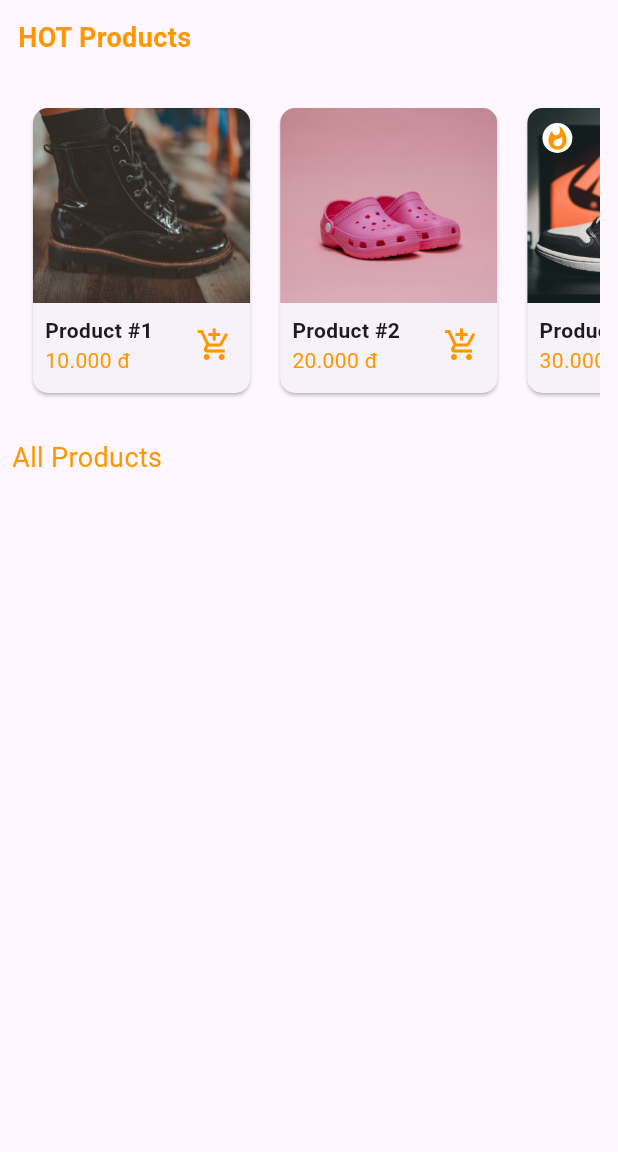
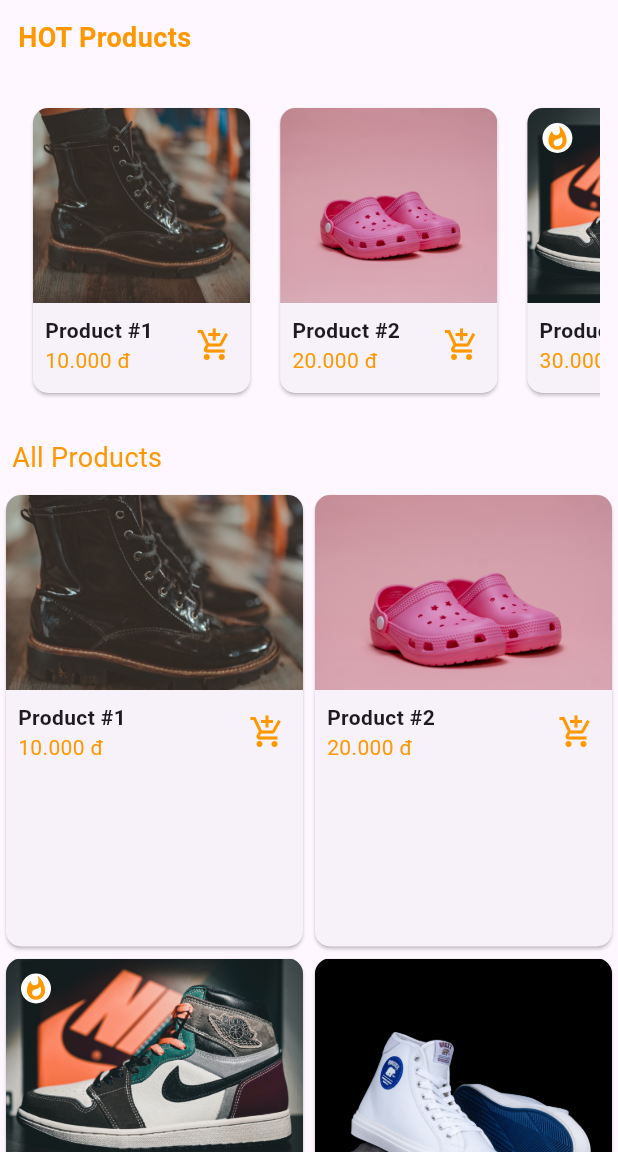
Before and after one commit to toilahieu1410/flutter-cart, a Flutter app: the screen it shows after launch, on a phone screen of 412 x 824 dp, the part 84-1236 px from its top. Run offline on Flutter 3.47's test engine with Material 3 defaults, Android fonts, the phone set to English and light mode, and no system bars; our stand-ins replace flutter_bloc, sqflite; accounts and stored records are empty.

Commit message:
update sqflite

```diff
--- a/lib/blocs/cart_bloc.dart
+++ b/lib/blocs/cart_bloc.dart
@@ -1,5 +1,7 @@
 // lib/blocs/cart_bloc.dart
 import 'package:flutter_bloc/flutter_bloc.dart';
+import 'package:flutter_cart/database/cart_database.dart';
+import 'package:flutter_cart/main.dart';
 import '../models/product.dart';
 
 class CartState {
@@ -38,34 +40,56 @@ class RemoveFromCartEvent extends CartEvent {
 class ClearCartEvent extends CartEvent {}
 
 class CartBloc extends Bloc<CartEvent, CartState> {
+  final CartDatabase _cartDatabase = CartDatabase();
+
   CartBloc() : super(CartState()) {
-    on<AddToCartEvent>((event, emit) {
+    on<LoadCartEvent>((event, emit) async {
+      final cartItems = await _cartDatabase.getCartItems();
+      final items = {
+        for (var item in cartItems)
+        Product(
+          id: item['id'],
+          name: item['name'],
+          imageUrl: item['imageUrl'],
+          price: item['price'],
+        ) : item['quantity'],
+      };
+      emit(CartState(items: items));
+    });
+
+    on<AddToCartEvent>((event, emit) async {
       final items = Map<Product, int>.from(state.items);
       if (items.containsKey(event.product)) {
         items[event.product] = items[event.product]! + event.quantity;
+         await _cartDatabase.updateQuantity(event.product.id, items[event.product]!);
       } else {
         items[event.product] = event.quantity;
+        await _cartDatabase.addToCart(event.product, event.quantity);
       }
       emit(CartState(items: items));
     });
 
-    on<UpdateQuantityEvent>((event, emit) {
+    on<UpdateQuantityEvent>((event, emit) async {
       final items = Map<Product, int>.from(state.items);
       if (event.newQuantity > 0) {
         items[event.product] = event.newQuantity;
+        await _cartDatabase.updateQuantity(event.product.id, event.newQuantity);
       } else {
         items.remove(event.product);
+         await _cartDatabase.removeFromCart(event.product.id);
       }
       emit(CartState(items: items));
     });
 
-    on<RemoveFromCartEvent>((event, emit) {
+    on<RemoveFromCartEvent>((event, emit) async {
       final items = Map<Product, int>.from(state.items);
       items.remove(event.product);
+      await _cartDatabase.removeFromCart(event.product.id);
       emit(CartState(items: items));
     });
 
-    on<ClearCartEvent>((event, emit) {
+    on<ClearCartEvent>((event, emit) async {
+      await _cartDatabase.clearCart();
       emit(CartState(items: {}));
     });
   }
--- a/lib/main.dart
+++ b/lib/main.dart
@@ -6,12 +6,12 @@ import 'package:flutter_cart/screens/splash_screen.dart';
 void main() {
   runApp(MyApp());
 }
-
+class LoadCartEvent extends CartEvent {}
 class MyApp extends StatelessWidget {
   @override
   Widget build(BuildContext context) {
     return BlocProvider(
-      create: (_) => CartBloc(),
+      create: (context) => CartBloc()..add(LoadCartEvent()),
       child: MaterialApp(
         title: 'Shopping Cart',
          debugShowCheckedModeBanner: false,
--- a/lib/screens/home_screen.dart
+++ b/lib/screens/home_screen.dart
@@ -69,6 +69,10 @@ class HomeScreen extends StatelessWidget {
 
   @override
   Widget build(BuildContext context) {
+    final isTablet = MediaQuery.of(context).size.width > 600;
+    final hotProductItemCount = isTablet ? 4.5 : 2.5;
+    final allProductItemCount = isTablet ? 4 : 2;
+
     return Scaffold(
       appBar: AppBar(
         backgroundColor: Colors.orange,
@@ -118,6 +122,7 @@ class HomeScreen extends StatelessWidget {
                     )
                   ),
           ),
+          // Hiển thị sản phẩm hot
           SingleChildScrollView(
             child: Padding(
               padding: const EdgeInsets.all(12.0),
@@ -162,7 +167,34 @@ class HomeScreen extends StatelessWidget {
                 ),
               ),
             ),
-
+          GridView.builder(
+            physics: NeverScrollableScrollPhysics(),
+            shrinkWrap: true,
+            itemCount: products.length,
+            gridDelegate: SliverGridDelegateWithFixedCrossAxisCount(
+              crossAxisCount: 2,
+              childAspectRatio: 2 / 3,
+            ),
+            itemBuilder: (context, index) {
+              final product = products[index];
+              return ProductTile(
+                product: product,
+                onAddToCart: () {
+                  showModalBottomSheet(
+                    context: context,
+                    builder: (_) => QuantitySelectorBottomSheet(
+                      product: product,
+                      onAddToCart: (quantity) {
+                        context.read<CartBloc>().add(
+                          AddToCartEvent(product, quantity)
+                        );
+                      }
+                    ),
+                  );
+                }
+              );
+            },
+          )
         ],
       ),
     );
--- a/pubspec.yaml
+++ b/pubspec.yaml
@@ -37,10 +37,14 @@ dependencies:
   cupertino_icons: ^1.0.6
   flutter_bloc: ^8.1.6
   intl: ^0.19.0
+  sqflite: ^2.3.3+1
+  path: ^1.9.0
 
 dev_dependencies:
   flutter_test:
     sdk: flutter
+    bloc_test: ^9.1.7
+    mockito: ^5.4.4
 
   # The "flutter_lints" package below contains a set of recommended lints to
   # encourage good coding practices. The lint set provided by the package is
```
Also changed, not shown: lib/database/cart_database.dart (added, +102 -0 lines), pubspec.lock, 1 other file.
